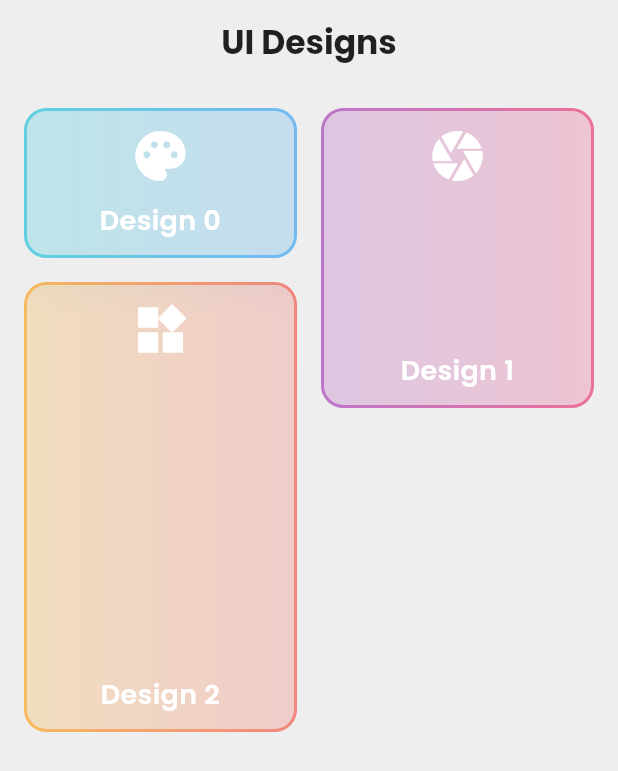
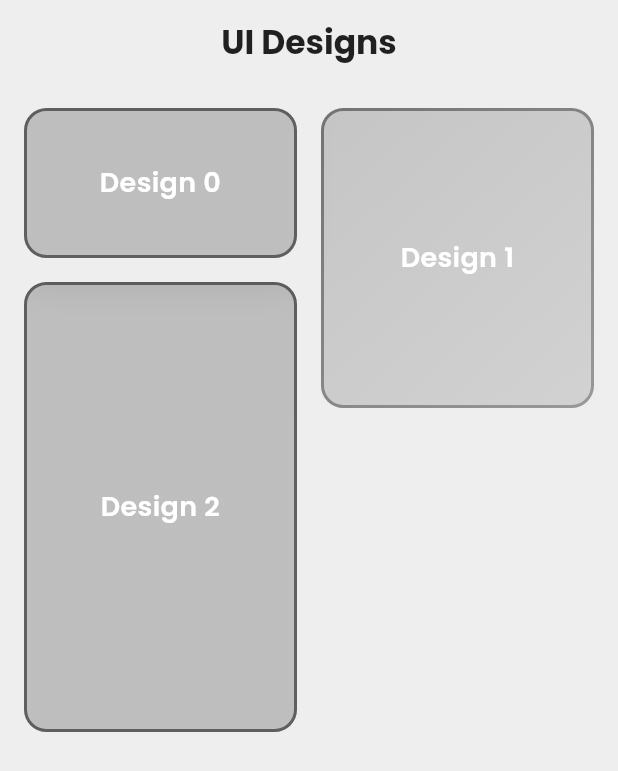
Before and after one commit to chrisokoriedev/uidesign1to100, a Flutter app: the screen it shows after launch, on a phone screen of 412 x 824 dp. Shown: the top 771 px of the screen. Run offline on Flutter 3.47's test engine with Material 3 defaults, Android fonts, the phone set to English and light mode, and no system bars; drawn by our look-alikes of glassmorphism; our stand-ins replace animate_do, flutter_staggered_animations, gap, google_fonts, responsive_sizer.

Commit message:
fix: Ensure Flutter bindings are initialized and update gradient definitions in main_const.dart

```diff
--- a/lib/main.dart
+++ b/lib/main.dart
@@ -3,6 +3,8 @@ import 'package:flutter/services.dart';
 import 'util/export.dart';
 
 void main() {
+  WidgetsFlutterBinding.ensureInitialized();
+
   SystemChrome.setPreferredOrientations([
     DeviceOrientation.portraitUp,
     DeviceOrientation.portraitDown,
--- a/lib/pages/main_screen/const/main_const.dart
+++ b/lib/pages/main_screen/const/main_const.dart
@@ -1,10 +1,22 @@
 import 'package:uidesign1to100/util/export.dart';
 
-final List<IconData> icons = [Icons.palette, Icons.camera, Icons.widgets];
-List<Widget> screen = [DayOne(), Demo(), Demo3()];
+final List<Widget> screen = [DayOne(), Demo(), Demo3()];
 
+// Minimal gradients in monochrome
 final List<LinearGradient> gradients = [
-  const LinearGradient(colors: [Colors.cyan, Colors.blue]),
-  const LinearGradient(colors: [Colors.purple, Colors.pink]),
-  const LinearGradient(colors: [Colors.orange, Colors.red]),
+  const LinearGradient(
+    colors: [Colors.black87, Colors.black54],
+    begin: Alignment.topLeft,
+    end: Alignment.bottomRight,
+  ),
+   LinearGradient(
+    colors: [Colors.grey.shade900, Colors.grey.shade700],
+    begin: Alignment.topLeft,
+    end: Alignment.bottomRight,
+  ),
+  const LinearGradient(
+    colors: [Colors.black45, Colors.black26],
+    begin: Alignment.topLeft,
+    end: Alignment.bottomRight,
+  ),
 ];
--- a/lib/pages/main_screen/main_list.dart
+++ b/lib/pages/main_screen/main_list.dart
@@ -82,8 +82,6 @@ class ModernUiTile extends StatelessWidget {
             mainAxisAlignment: MainAxisAlignment.center,
             crossAxisAlignment: CrossAxisAlignment.center,
             children: [
-              Icon(icons[index % icons.length], color: Colors.white, size: 40),
-              const Spacer(),
               Text(
                 'Design $index',
                 textAlign: TextAlign.center,
```
